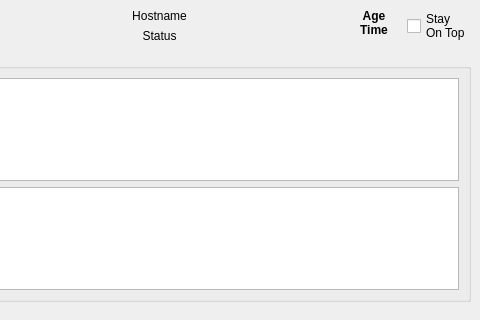
First picture: the form in instruments/instctrl/proxy/ProxyMainWindow.ui, repository NCAR/nimbus, before the edit; both pictures show x 250 to 730 and y 0 to 320 of the 730 by 592 pixel window.
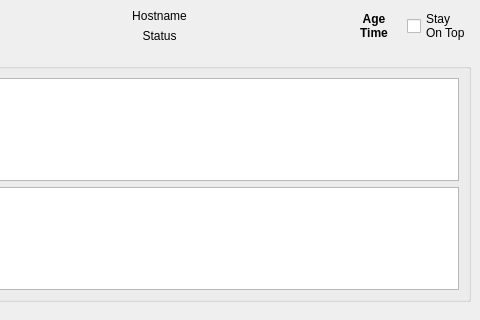
Second picture: the form after the edit.

Commit message: Slightly adjusted ProxyMainWindow layout.

The edit to the form file:
```diff
--- a/instruments/instctrl/proxy/ProxyMainWindow.ui
+++ b/instruments/instctrl/proxy/ProxyMainWindow.ui
@@ -186,6 +186,7 @@
        <widget class="QLabel" name="_heartbeatAge">
         <property name="font">
          <font>
+          <pointsize>9</pointsize>
           <weight>75</weight>
           <bold>true</bold>
          </font>
@@ -195,7 +196,7 @@
 Time</string>
         </property>
         <property name="alignment">
-         <set>Qt::AlignHCenter|Qt::AlignTop</set>
+         <set>Qt::AlignCenter</set>
         </property>
        </widget>
       </item>
```
The commit also changes 1 other file.
